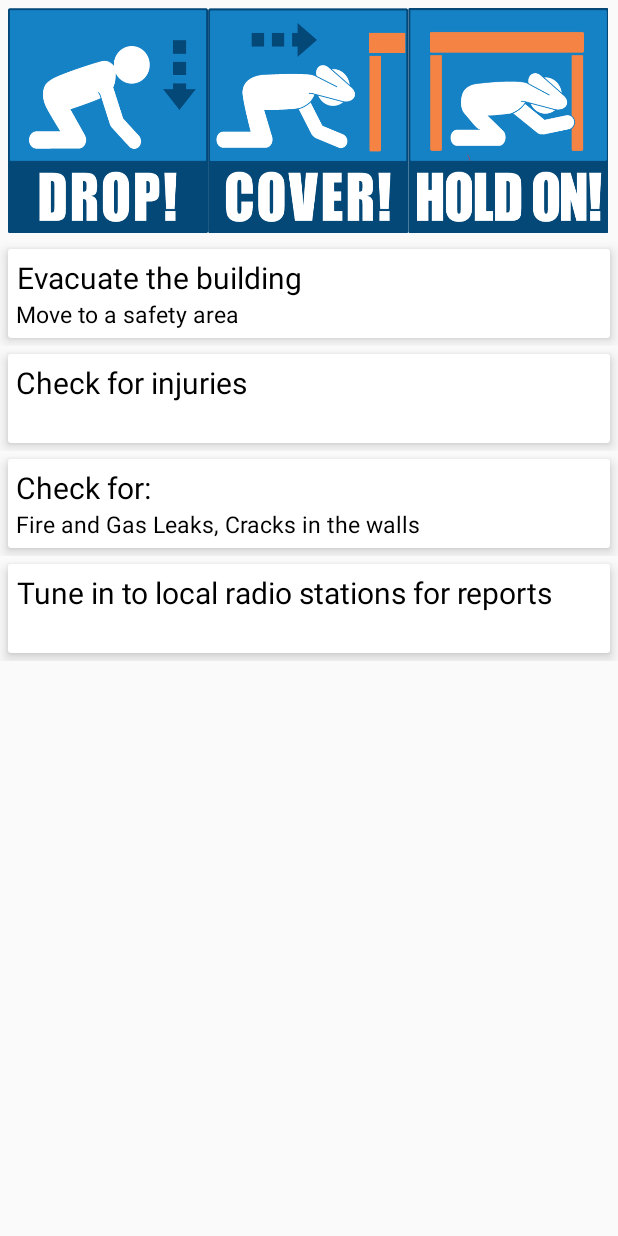
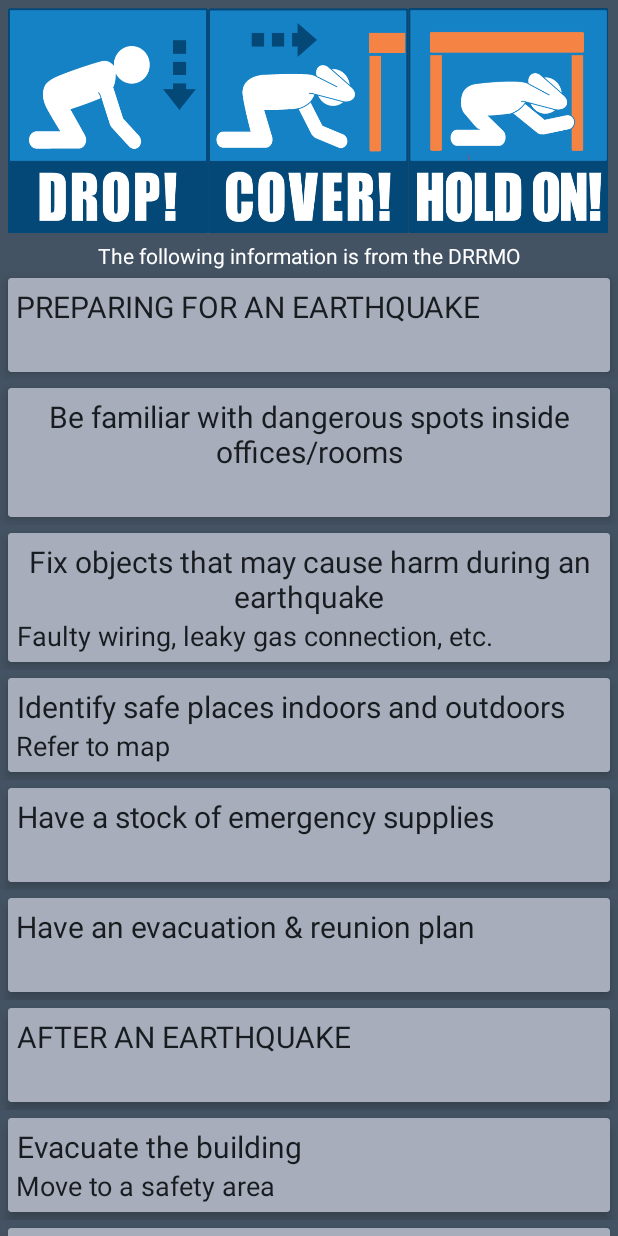
Before and after one commit to akaybanez/Dos_Thesis, an Android app: the fragment Tab3 shown on its own in the app's theme, on a phone screen of 412 x 824 dp. Run offline under Robolectric (Android 15) with nearby library versions, the phone set to English and light mode, and no system bars.

Commit message:
updated colors & guide

```diff
--- a/app/src/main/java/com/example/dos_thesis/ListData.java
+++ b/app/src/main/java/com/example/dos_thesis/ListData.java
@@ -4,6 +4,7 @@ public class ListData {
     private String datetime, location, mag;
 
     public ListData() {
+
     }
 
     public ListData(String datetime, String location, String mag) {
--- a/app/src/main/java/com/example/dos_thesis/MyAdapter.java
+++ b/app/src/main/java/com/example/dos_thesis/MyAdapter.java
@@ -44,7 +44,8 @@ public class MyAdapter extends RecyclerView.Adapter<MyAdapter.ViewHolder> {
             super(itemView);
             txtDate = itemView.findViewById(R.id.datetimeTxt);
             txtLocation= itemView.findViewById(R.id.locationTxt);
-            txtMagnitude = itemView.findViewById(R.id.magnitudeTxt);
+            txtMagnitude = itemView.findViewById(R.id.magTxt);
+
         }
     }
 
--- a/app/src/main/java/com/example/dos_thesis/MyFirebaseMessagingService.java
+++ b/app/src/main/java/com/example/dos_thesis/MyFirebaseMessagingService.java
@@ -37,13 +37,12 @@ public class MyFirebaseMessagingService extends FirebaseMessagingService {
 
     public void shownotification(RemoteMessage.Notification message){
         NotificationManager notificationManager = (NotificationManager) getSystemService(Context.NOTIFICATION_SERVICE);
-        String NOTIFICATION_CHANNEL_ID = "com.example.dos_thesis"; //your app package name
+        String NOTIFICATION_CHANNEL_ID = "com.example.dos_thesis";
 
         if (Build.VERSION.SDK_INT >= Build.VERSION_CODES.O) {
             NotificationChannel notificationChannel = new NotificationChannel(NOTIFICATION_CHANNEL_ID, "Notification",
                     NotificationManager.IMPORTANCE_DEFAULT);
 
-            notificationChannel.setDescription("Techrush Channel");
             notificationChannel.enableLights(true);
             notificationChannel.setLightColor(Color.BLUE);
             notificationChannel.setVibrationPattern(new long[]{0, 1000, 500, 1000});
--- a/app/src/main/java/com/example/dos_thesis/Tab3.java
+++ b/app/src/main/java/com/example/dos_thesis/Tab3.java
@@ -18,9 +18,11 @@ public class Tab3 extends Fragment {
     GridView simpleGrid;
     int images[] = {R.drawable.drop, R.drawable.cover, R.drawable.hold};
 
-    private RecyclerView rv_guide;
+    //private RecyclerView rv_before;
+    private RecyclerView rv;
     private GuideAdapter adapter;
     private ArrayList<GuideSteps> guideStepsArrayList;
+    //private ArrayList<GuideSteps> afterArrayList;
 
     @Nullable
     @Override
@@ -32,18 +34,24 @@ public class Tab3 extends Fragment {
         CustomAdapter customAdapter = new CustomAdapter(getContext(), images);
         simpleGrid.setAdapter(customAdapter);
 
-        rv_guide = rootView.findViewById(R.id.rv_guide);
-        rv_guide.setHasFixedSize(false);
-        rv_guide.setLayoutManager(new LinearLayoutManager(getContext()));
+        rv = rootView.findViewById(R.id.rv);
+        rv.setLayoutManager(new LinearLayoutManager(getContext()));
 
         guideStepsArrayList = new ArrayList<>();
+        guideStepsArrayList.add(new GuideSteps("PREPARING FOR AN EARTHQUAKE", " "));
+        guideStepsArrayList.add(new GuideSteps("Be familiar with dangerous spots inside offices/rooms", " "));
+        guideStepsArrayList.add(new GuideSteps("Fix objects that may cause harm during an earthquake", "Faulty wiring, leaky gas connection, etc."));
+        guideStepsArrayList.add(new GuideSteps("Identify safe places indoors and outdoors", "Refer to map"));
+        guideStepsArrayList.add(new GuideSteps("Have a stock of emergency supplies", " "));
+        guideStepsArrayList.add(new GuideSteps("Have an evacuation & reunion plan", " "));
+        guideStepsArrayList.add(new GuideSteps("AFTER AN EARTHQUAKE", ""));
         guideStepsArrayList.add(new GuideSteps("Evacuate the building", "Move to a safety area"));
         guideStepsArrayList.add(new GuideSteps("Check for injuries", " "));
         guideStepsArrayList.add(new GuideSteps("Check for:", "Fire and Gas Leaks, Cracks in the walls"));
         guideStepsArrayList.add(new GuideSteps("Tune in to local radio stations for reports", " "));
 
         adapter = new GuideAdapter(guideStepsArrayList);
-        rv_guide.setAdapter(adapter);
+        rv.setAdapter(adapter);
 
         return rootView;
     }
--- a/app/src/main/res/layout/activity_main.xml
+++ b/app/src/main/res/layout/activity_main.xml
@@ -13,7 +13,8 @@
         android:layout_height="wrap_content"
         android:background="?attr/colorPrimary"
         android:theme="@style/ThemeOverlay.AppCompat.Dark.ActionBar"
-        app:popupTheme="@style/ThemeOverlay.AppCompat.Light" />
+        app:popupTheme="@style/ThemeOverlay.AppCompat.Light"
+        />
 
     <com.google.android.material.tabs.TabLayout
         android:id="@+id/tab_layout"
--- a/app/src/main/res/layout/fragment_tab3.xml
+++ b/app/src/main/res/layout/fragment_tab3.xml
@@ -1,43 +1,36 @@
 <?xml version="1.0" encoding="utf-8"?>
+
 <LinearLayout xmlns:android="http://schemas.android.com/apk/res/android"
+    xmlns:app="http://schemas.android.com/apk/res-auto"
     xmlns:tools="http://schemas.android.com/tools"
     android:layout_width="match_parent"
     android:layout_height="wrap_content"
-    xmlns:app="http://schemas.android.com/apk/res-auto"
+    android:layout_weight="1"
+    android:background="@color/colorPrimary"
     android:orientation="vertical"
     tools:context=".Tab3">
-
-    <!--<androidx.appcompat.widget.Toolbar
-        android:id="@+id/toolbar"
-        android:layout_width="match_parent"
-        android:layout_height="wrap_content"
-        android:background="@color/colorPrimary"
-        android:minHeight="?attr/actionBarSize"
-        android:theme="@style/ThemeOverlay.AppCompat.Dark.ActionBar">
-
-        <TextView
-            android:layout_width="wrap_content"
-            android:layout_height="wrap_content"
-            android:text="After an Earthquake"
-            android:textAlignment="center"
-            android:textSize="20dp" />
-    </androidx.appcompat.widget.Toolbar>-->
 
     <GridView
         android:id="@+id/gv"
         android:layout_width="wrap_content"
         android:layout_height="wrap_content"
         android:numColumns="3"
+        android:padding="5dp" >
+
+    </GridView>
+
+    <TextView
+        android:layout_width="wrap_content"
+        android:layout_height="wrap_content"
         android:layout_gravity="center_horizontal"
-        android:footerDividersEnabled="false"
-        android:padding="5dp" />
-
+        android:text="The following information is from the DRRMO"
+        android:textColor="#ffffff"
+        android:textSize="14dp" />
 
     <androidx.recyclerview.widget.RecyclerView
-        android:id="@+id/rv_guide"
-        android:layout_width="match_parent"
-        android:layout_height="match_parent">
-
+        android:id="@+id/rv"
+        android:layout_width="wrap_content"
+        android:layout_height="wrap_content">
     </androidx.recyclerview.widget.RecyclerView>
 
 </LinearLayout>
--- a/app/src/main/res/layout/guide_data.xml
+++ b/app/src/main/res/layout/guide_data.xml
@@ -4,7 +4,6 @@
     android:orientation="vertical"
     android:layout_width="match_parent"
     android:layout_height="wrap_content">
-
 
     <GridView
         android:id="@+id/simpleGridView"
@@ -14,14 +13,15 @@
 
     <androidx.cardview.widget.CardView
         android:layout_width="match_parent"
-        android:layout_height="match_parent"
+        android:layout_height="wrap_content"
         android:layout_margin="5dp"
         app:cardElevation="5dp"
-        app:contentPadding="5dp" >
+        app:contentPadding="5dp"
+        app:cardBackgroundColor="@color/card">
 
         <LinearLayout
             android:layout_width="match_parent"
-            android:layout_height="match_parent"
+            android:layout_height="wrap_content"
             android:orientation="vertical">
             <TextView
                 android:id="@+id/txt1"
@@ -29,17 +29,17 @@
                 android:layout_width="wrap_content"
                 android:layout_height="wrap_content"
                 android:textSize="20dp"
-                android:textAlignment="center"
-                android:textColor="#000000"/>
+                android:textColor="#181C20"
+                android:gravity="center_horizontal"/>
 
             <TextView
                 android:id="@+id/txt2"
                 android:layout_width="wrap_content"
                 android:layout_height="wrap_content"
-                android:textSize="15dp"
-                android:textAlignment="center"
+                android:textSize="18dp"
                 android:text="Info 2"
-                android:textColor="#000000"/>
+                android:textColor="#181C20"
+                android:gravity="center_horizontal"/>
         </LinearLayout>
     </androidx.cardview.widget.CardView>
 
--- a/app/src/main/res/layout/gv_cell.xml
+++ b/app/src/main/res/layout/gv_cell.xml
@@ -7,25 +7,6 @@
     android:layout_height="wrap_content"
     android:orientation="vertical">
 
-    <!--<ImageView
-        android:id="@+id/ivGallery"
-        android:layout_width="wrap_content"
-        android:layout_height="wrap_content"
-        android:paddingTop="60dp"
-        android:scaleType="fitXY"
-        android:layout_gravity="center"
-        android:src="@mipmap/ic_launcher_round" />
-
-    <TextView
-        android:id="@+id/tv"
-        android:layout_width="wrap_content"
-        android:layout_height="wrap_content"
-        android:layout_marginBottom="575dp"
-        android:layout_gravity="center"
-        android:text="hello"
-        android:textColor="#000"
-        android:textSize="19dp" />-->
-
     <ImageView
         android:id="@+id/gv_image"
         android:layout_width="match_parent"
--- a/app/src/main/res/values/colors.xml
+++ b/app/src/main/res/values/colors.xml
@@ -1,6 +1,7 @@
 <?xml version="1.0" encoding="utf-8"?>
 <resources>
-    <color name="colorPrimary">#576EEB</color>
-    <color name="colorPrimaryDark">#3F51B5</color>
-    <color name="colorAccent">#2196F3</color>
+    <color name="colorPrimary">#445363</color>
+    <color name="colorPrimaryDark">#343d46</color>
+    <color name="colorAccent">#C0C5CE</color>
+    <color name="card">#a7adba</color>
 </resources>
--- a/app/src/main/res/values/styles.xml
+++ b/app/src/main/res/values/styles.xml
@@ -10,4 +10,8 @@
         <item name="windowNoTitle">true</item>
     </style>
 
+    <style name="MyDialogTheme" parent="Theme.AppCompat.Light.Dialog.Alert">
+        <item name="android:background">@color/colorPrimaryDark</item>
+    </style>
+
 </resources>
```
Also changed, not shown: app/src/main/java/com/example/dos_thesis/MainActivity.java (+23 -22 lines), app/src/main/res/layout/fragment_tab1.xml (+2 -17 lines), app/src/main/res/layout/fragment_tab2.xml (+2 -20 lines), app/src/main/res/layout/list_data.xml (+10 -5 lines), 1 other file.
